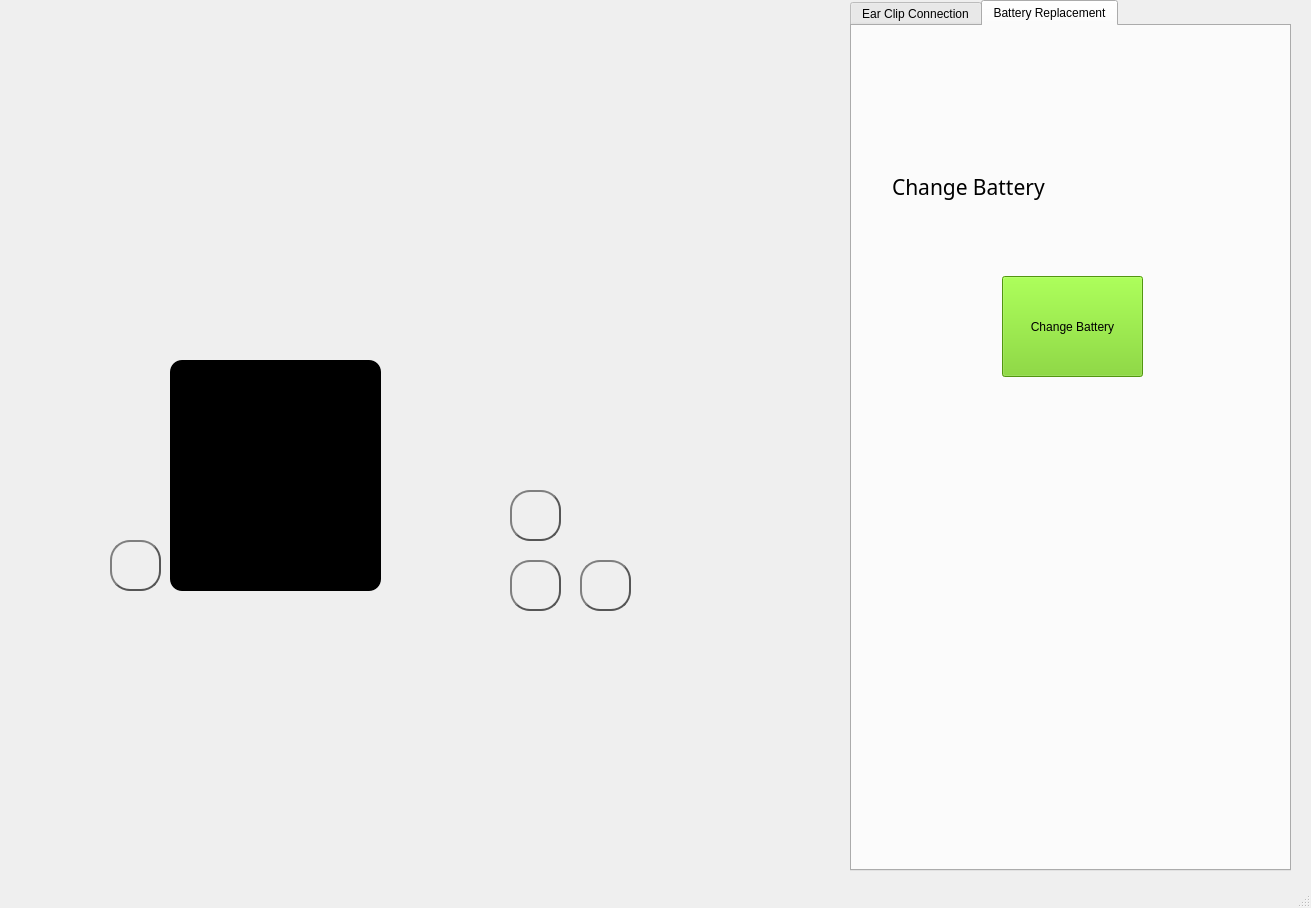
The window that src/mainwindow.ui (alejita11011/CES-Simulator) describes before a commit, drawn with Qt 5.
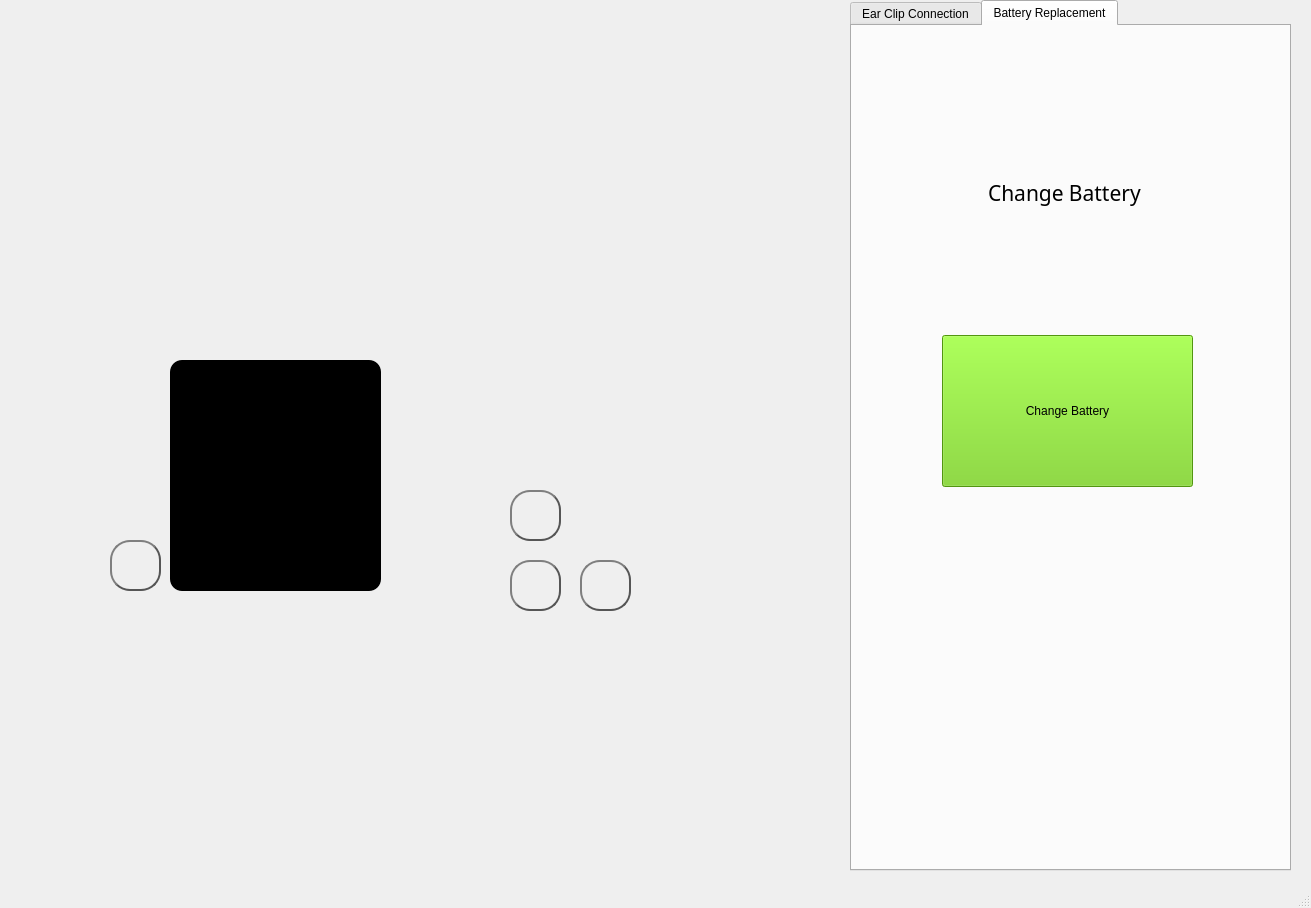
The same window after the commit. Icons and pictures are not drawn.

Commit message: Center battery replacement control panel

The edit to the form file:
```diff
--- a/src/mainwindow.ui
+++ b/src/mainwindow.ui
@@ -598,31 +598,18 @@
         <attribute name="title">
          <string>Battery Replacement</string>
         </attribute>
-        <widget class="QPushButton" name="batteryChangeButton">
+        <widget class="QWidget" name="gridLayoutWidget_2">
          <property name="geometry">
           <rect>
-           <x>150</x>
-           <y>250</y>
-           <width>141</width>
-           <height>101</height>
+           <x>60</x>
+           <y>60</y>
+           <width>311</width>
+           <height>431</height>
           </rect>
          </property>
-         <property name="styleSheet">
-          <string notr="true">background-color: rgb(115, 210, 22);</string>
-         </property>
-         <property name="text">
-          <string>Change Battery</string>
-         </property>
-        </widget>
+         <layout class="QGridLayout" name="gridLayout_2">
+          <item row="0" column="0" alignment="Qt::AlignHCenter">
         <widget class="QLabel" name="batteryChangeLabel">
-         <property name="geometry">
-          <rect>
-           <x>40</x>
-           <y>120</y>
-           <width>351</width>
-           <height>81</height>
-          </rect>
-         </property>
          <property name="font">
           <font>
            <family>Noto Sans Adlam</family>
@@ -632,6 +619,26 @@
          <property name="text">
           <string>Change Battery </string>
          </property>
+           </widget>
+          </item>
+          <item row="1" column="0">
+           <widget class="QPushButton" name="batteryChangeButton">
+            <property name="sizePolicy">
+             <sizepolicy hsizetype="Minimum" vsizetype="Minimum">
+              <horstretch>0</horstretch>
+              <verstretch>0</verstretch>
+             </sizepolicy>
+            </property>
+            <property name="styleSheet">
+             <string notr="true">background-color: rgb(115, 210, 22);
+margin: 30px;</string>
+            </property>
+            <property name="text">
+             <string>Change Battery</string>
+            </property>
+           </widget>
+          </item>
+         </layout>
         </widget>
        </widget>
       </widget>
```
Lines whose indentation alone changed are shown as unchanged.
